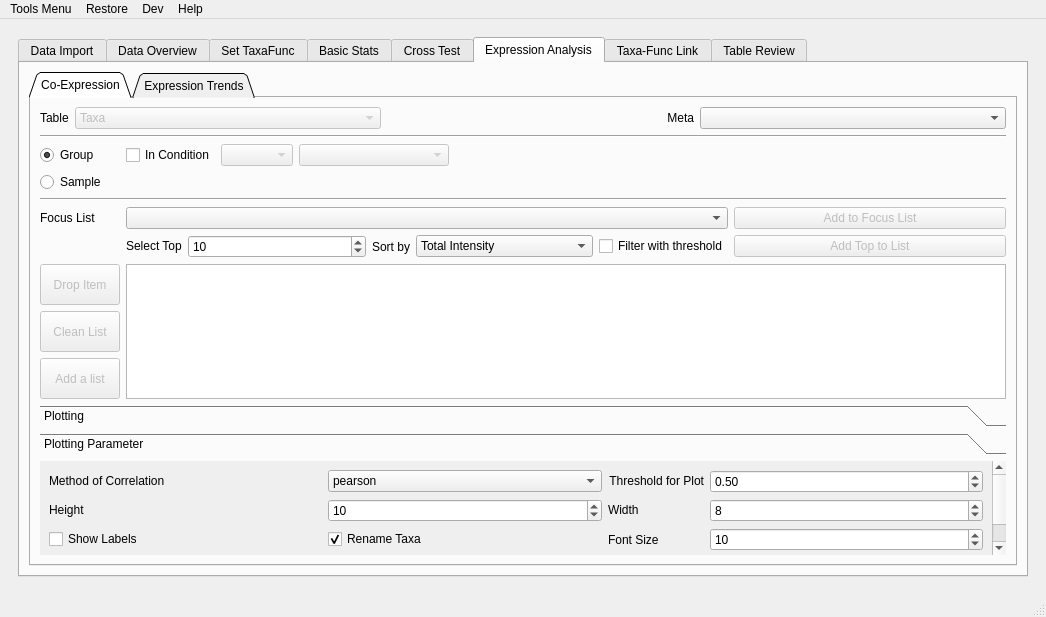
byemaxx/MetaX, file metax/gui/metax_gui/main_window.ui: the form before one commit.
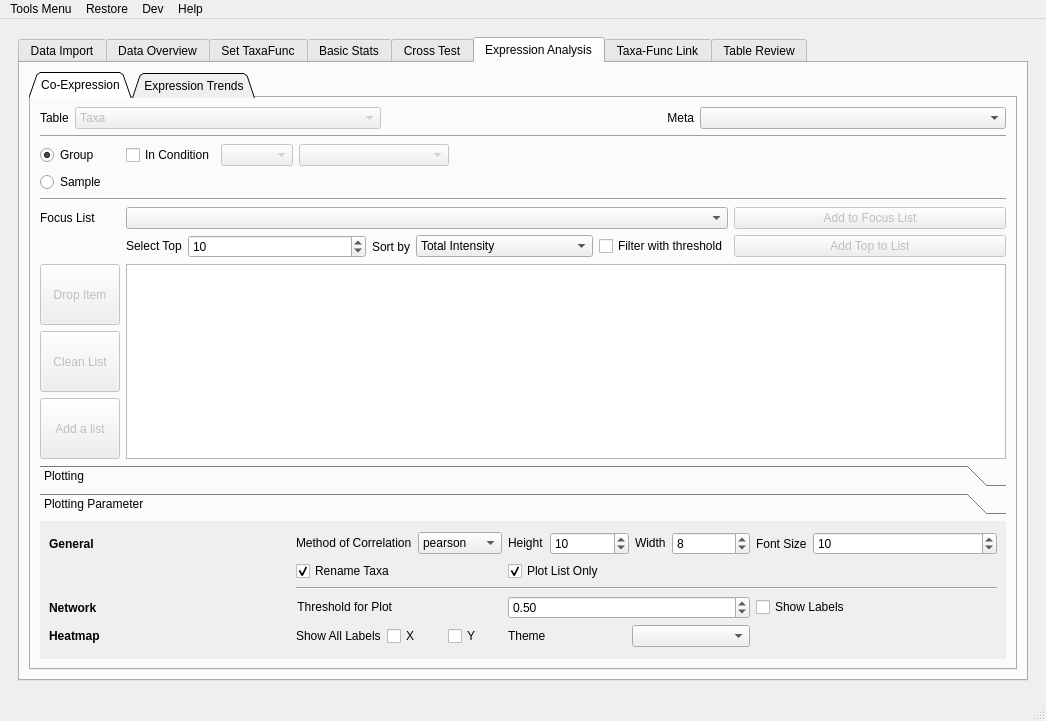
The form after the commit. The open tabs and pages were chosen to show the change.

Commit message: - New: Added a function to plot the heatmap of the correlation of the taxa, functions, taxa-functions items. - Fix: Fixed a bug of when plot the taxa-functions network. - Change: Changed the sankey plot for intensity, split samples to different groups to show.

What changed in the file:
```diff
--- a/metax/gui/metax_gui/main_window.ui
+++ b/metax/gui/metax_gui/main_window.ui
@@ -6,8 +6,8 @@
    <rect>
     <x>0</x>
     <y>0</y>
-    <width>941</width>
-    <height>617</height>
+    <width>972</width>
+    <height>721</height>
    </rect>
   </property>
   <property name="sizePolicy">
@@ -6084,8 +6084,8 @@
                     <rect>
                      <x>0</x>
                      <y>0</y>
-                     <width>360</width>
-                     <height>115</height>
+                     <width>888</width>
+                     <height>145</height>
                     </rect>
                    </property>
                    <attribute name="label">
@@ -6094,7 +6094,51 @@
                    <layout class="QGridLayout" name="gridLayout_57">
                     <item row="1" column="0">
                      <layout class="QGridLayout" name="gridLayout_58">
-                      <item row="0" column="2">
+                      <item row="4" column="1">
+                       <layout class="QHBoxLayout" name="horizontalLayout_60">
+                        <item>
+                         <widget class="QLabel" name="label_190">
+                          <property name="text">
+                           <string>Show All Labels</string>
+                          </property>
+                         </widget>
+                        </item>
+                        <item>
+                         <widget class="QCheckBox" name="checkBox_corr_hetatmap_show_all_labels_x">
+                          <property name="text">
+                           <string>X</string>
+                          </property>
+                         </widget>
+                        </item>
+                        <item>
+                         <widget class="QCheckBox" name="checkBox_corr_hetatmap_show_all_labels_y">
+                          <property name="text">
+                           <string>Y</string>
+                          </property>
+                         </widget>
+                        </item>
+                       </layout>
+                      </item>
+                      <item row="1" column="1">
+                       <widget class="QCheckBox" name="checkBox_co_expr_rename_taxa">
+                        <property name="enabled">
+                         <bool>true</bool>
+                        </property>
+                        <property name="sizePolicy">
+                         <sizepolicy hsizetype="Preferred" vsizetype="Fixed">
+                          <horstretch>0</horstretch>
+                          <verstretch>0</verstretch>
+                         </sizepolicy>
+                        </property>
+                        <property name="text">
+                         <string>Rename Taxa</string>
+                        </property>
+                        <property name="checked">
+                         <bool>true</bool>
+                        </property>
+                       </widget>
+                      </item>
+                      <item row="3" column="1">
                        <widget class="QLabel" name="label_66">
                         <property name="sizePolicy">
                          <sizepolicy hsizetype="Fixed" vsizetype="Fixed">
@@ -6111,99 +6155,100 @@
                        </widget>
                       </item>
                       <item row="0" column="1">
-                       <widget class="QComboBox" name="comboBox_co_expr_corr_method">
+                       <layout class="QHBoxLayout" name="horizontalLayout_54">
                         <item>
-                         <property name="text">
-                          <string>pearson</string>
-                         </property>
+                         <widget class="QLabel" name="label_65">
+                          <property name="sizePolicy">
+                           <sizepolicy hsizetype="Preferred" vsizetype="Fixed">
+                            <horstretch>0</horstretch>
+                            <verstretch>0</verstretch>
+                           </sizepolicy>
+                          </property>
+                          <property name="text">
+                           <string>Method of Correlation</string>
+                          </property>
+                         </widget>
                         </item>
                         <item>
-                         <property name="text">
-                          <string>spearman</string>
-                         </property>
+                         <widget class="QComboBox" name="comboBox_co_expr_corr_method">
+                          <item>
+                           <property name="text">
+                            <string>pearson</string>
+                           </property>
+                          </item>
+                          <item>
+                           <property name="text">
+                            <string>spearman</string>
+                           </property>
+                          </item>
+                         </widget>
                         </item>
-                       </widget>
-                      </item>
-                      <item row="1" column="3">
-                       <widget class="QSpinBox" name="spinBox_co_expr_height">
-                        <property name="sizePolicy">
-                         <sizepolicy hsizetype="Minimum" vsizetype="Fixed">
-                          <horstretch>0</horstretch>
-                          <verstretch>0</verstretch>
-                         </sizepolicy>
-                        </property>
-                        <property name="minimumSize">
-                         <size>
-                          <width>20</width>
-                          <height>0</height>
-                         </size>
-                        </property>
-                        <property name="minimum">
-                         <number>1</number>
-                        </property>
-                        <property name="maximum">
-                         <number>99</number>
-                        </property>
-                        <property name="singleStep">
-                         <number>1</number>
-                        </property>
-                        <property name="value">
-                         <number>8</number>
-                        </property>
-                       </widget>
-                      </item>
-                      <item row="1" column="2">
-                       <widget class="QLabel" name="label_124">
-                        <property name="sizePolicy">
-                         <sizepolicy hsizetype="Preferred" vsizetype="Fixed">
-                          <horstretch>0</horstretch>
-                          <verstretch>0</verstretch>
-                         </sizepolicy>
-                        </property>
-                        <property name="text">
-                         <string>Width</string>
-                        </property>
-                       </widget>
-                      </item>
-                      <item row="1" column="0">
-                       <widget class="QLabel" name="label_125">
-                        <property name="sizePolicy">
-                         <sizepolicy hsizetype="Preferred" vsizetype="Fixed">
-                          <horstretch>0</horstretch>
-                          <verstretch>0</verstretch>
-                         </sizepolicy>
-                        </property>
-                        <property name="text">
-                         <string>Height</string>
-                        </property>
-                       </widget>
-                      </item>
-                      <item row="1" column="1">
-                       <widget class="QSpinBox" name="spinBox_co_expr_width">
-                        <property name="sizePolicy">
-                         <sizepolicy hsizetype="Minimum" vsizetype="Fixed">
-                          <horstretch>0</horstretch>
-                          <verstretch>0</verstretch>
-                         </sizepolicy>
-                        </property>
-                        <property name="minimum">
-                         <number>1</number>
-                        </property>
-                        <property name="maximum">
-                         <number>99</number>
-                        </property>
-                        <property name="singleStep">
-                         <number>1</number>
-                        </property>
-                        <property name="value">
-                         <number>10</number>
-                        </property>
-                        <property name="displayIntegerBase">
-                         <number>10</number>
-                        </property>
-                       </widget>
+                       </layout>
                       </item>
                       <item row="0" column="3">
+                       <layout class="QHBoxLayout" name="horizontalLayout_30">
+                        <item>
+                         <widget class="QLabel" name="label_162">
+                          <property name="sizePolicy">
+                           <sizepolicy hsizetype="Fixed" vsizetype="Preferred">
+                            <horstretch>0</horstretch>
+                            <verstretch>0</verstretch>
+                           </sizepolicy>
+                          </property>
+                          <property name="text">
+                           <string>Font Size</string>
+                          </property>
+                         </widget>
+                        </item>
+                        <item>
+                         <widget class="QSpinBox" name="spinBox_co_expr_font_size">
+                          <property name="enabled">
+                           <bool>true</bool>
+                          </property>
+                          <property name="sizePolicy">
+                           <sizepolicy hsizetype="Preferred" vsizetype="Fixed">
+                            <horstretch>0</horstretch>
+                            <verstretch>0</verstretch>
+                           </sizepolicy>
+                          </property>
+                          <property name="minimum">
+                           <number>1</number>
+                          </property>
+                          <property name="value">
+                           <number>10</number>
+                          </property>
+                         </widget>
+                        </item>
+                       </layout>
+                      </item>
+                      <item row="3" column="3">
+                       <widget class="QCheckBox" name="checkBox_co_expr_show_label">
+                        <property name="sizePolicy">
+                         <sizepolicy hsizetype="Preferred" vsizetype="Fixed">
+                          <horstretch>0</horstretch>
+                          <verstretch>0</verstretch>
+                         </sizepolicy>
+                        </property>
+                        <property name="text">
+                         <string>Show Labels</string>
+                        </property>
+                       </widget>
+                      </item>
+                      <item row="4" column="2">
+                       <layout class="QHBoxLayout" name="horizontalLayout_62">
+                        <item>
+                         <widget class="QLabel" name="label_191">
+                          <property name="text">
+                           <string>Theme</string>
+                          </property>
+                         </widget>
+                        </item>
+                        <item>
+                         <widget class="QComboBox" name="comboBox_corr_hetatmap_cmap"/>
+                        </item>
+                       </layout>
+                      </item>
+                      <item row="3" column="2">
                        <widget class="QDoubleSpinBox" name="doubleSpinBox_co_expr_corr_threshold">
                         <property name="sizePolicy">
                          <sizepolicy hsizetype="Preferred" vsizetype="Fixed">
@@ -6222,88 +6267,143 @@
                         </property>
                        </widget>
                       </item>
+                      <item row="0" column="2">
+                       <layout class="QHBoxLayout" name="horizontalLayout_7">
+                        <item>
+                         <widget class="QLabel" name="label_125">
+                          <property name="sizePolicy">
+                           <sizepolicy hsizetype="Maximum" vsizetype="Fixed">
+                            <horstretch>0</horstretch>
+                            <verstretch>0</verstretch>
+                           </sizepolicy>
+                          </property>
+                          <property name="text">
+                           <string>Height</string>
+                          </property>
+                         </widget>
+                        </item>
+                        <item>
+                         <widget class="QSpinBox" name="spinBox_co_expr_width">
+                          <property name="sizePolicy">
+                           <sizepolicy hsizetype="Preferred" vsizetype="Fixed">
+                            <horstretch>0</horstretch>
+                            <verstretch>0</verstretch>
+                           </sizepolicy>
+                          </property>
+                          <property name="minimum">
+                           <number>1</number>
+                          </property>
+                          <property name="maximum">
+                           <number>99</number>
+                          </property>
+                          <property name="singleStep">
+                           <number>1</number>
+                          </property>
+                          <property name="value">
+                           <number>10</number>
+                          </property>
+                          <property name="displayIntegerBase">
+                           <number>10</number>
+                          </property>
+                         </widget>
+                        </item>
+                        <item>
+                         <widget class="QLabel" name="label_124">
+                          <property name="sizePolicy">
+                           <sizepolicy hsizetype="Maximum" vsizetype="Fixed">
+                            <horstretch>0</horstretch>
+                            <verstretch>0</verstretch>
+                           </sizepolicy>
+                          </property>
+                          <property name="text">
+                           <string>Width</string>
+                          </property>
+                         </widget>
+                        </item>
+                        <item>
+                         <widget class="QSpinBox" name="spinBox_co_expr_height">
+                          <property name="sizePolicy">
+                           <sizepolicy hsizetype="Preferred" vsizetype="Fixed">
+                            <horstretch>0</horstretch>
+                            <verstretch>0</verstretch>
+                           </sizepolicy>
+                          </property>
+                          <property name="minimumSize">
+                           <size>
+                            <width>20</width>
+                            <height>0</height>
+                           </size>
+                          </property>
+                          <property name="minimum">
+                           <number>1</number>
+                          </property>
+                          <property name="maximum">
+                           <number>99</number>
+                          </property>
+                          <property name="singleStep">
+                           <number>1</number>
+                          </property>
+                          <property name="value">
+                           <number>8</number>
+                          </property>
+                         </widget>
+                        </item>
+                       </layout>
+                      </item>
+                      <item row="4" column="0">
+                       <widget class="QLabel" name="label_189">
+                        <property name="font">
+                         <font>
+                          <weight>75</weight>
+                          <bold>true</bold>
+                         </font>
+                        </property>
+                        <property name="text">
+                         <string>Heatmap</string>
+                        </property>
+                       </widget>
+                      </item>
                       <item row="0" column="0">
-                       <widget class="QLabel" name="label_65">
-                        <property name="sizePolicy">
-                         <sizepolicy hsizetype="Preferred" vsizetype="Fixed">
-                          <horstretch>0</horstretch>
-                          <verstretch>0</verstretch>
-                         </sizepolicy>
+                       <widget class="QLabel" name="label_187">
+                        <property name="font">
+                         <font>
+                          <weight>75</weight>
+                          <bold>true</bold>
+                         </font>
                         </property>
                         <property name="text">
-                         <string>Method of Correlation</string>
-                        </property>
-                       </widget>
-                      </item>
-                      <item row="2" column="0">
-                       <widget class="QCheckBox" name="checkBox_co_expr_show_label">
-                        <property name="sizePolicy">
-                         <sizepolicy hsizetype="Preferred" vsizetype="Fixed">
-                          <horstretch>0</horstretch>
-                          <verstretch>0</verstretch>
-                         </sizepolicy>
-                        </property>
-                        <property name="text">
-                         <string>Show Labels</string>
-                        </property>
-                       </widget>
-                      </item>
-                      <item row="2" column="1">
-                       <widget class="QCheckBox" name="checkBox_co_expr_rename_taxa">
-                        <property name="enabled">
-                         <bool>true</bool>
-                        </property>
-                        <property name="sizePolicy">
-                         <sizepolicy hsizetype="Preferred" vsizetype="Fixed">
-                          <horstretch>0</horstretch>
-                          <verstretch>0</verstretch>
-                         </sizepolicy>
-                        </property>
-                        <property name="text">
-                         <string>Rename Taxa</string>
-                        </property>
-                        <property name="checked">
-                         <bool>true</bool>
-                        </property>
-                       </widget>
-                      </item>
-                      <item row="2" column="2">
-                       <widget class="QLabel" name="label_162">
-                        <property name="sizePolicy">
-                         <sizepolicy hsizetype="Preferred" vsizetype="Preferred">
-                          <horstretch>0</horstretch>
-                          <verstretch>0</verstretch>
-                         </sizepolicy>
-                        </property>
-                        <property name="text">
-                         <string>Font Size</string>
-                        </property>
-                       </widget>
-                      </item>
-                      <item row="2" column="3">
-                       <widget class="QSpinBox" name="spinBox_co_expr_font_size">
-                        <property name="enabled">
-                         <bool>true</bool>
-                        </property>
-                        <property name="sizePolicy">
-                         <sizepolicy hsizetype="Preferred" vsizetype="Fixed">
-                          <horstretch>0</horstretch>
-                          <verstretch>0</verstretch>
-                         </sizepolicy>
-                        </property>
-                        <property name="minimum">
-                         <number>1</number>
-                        </property>
-                        <property name="value">
-                         <number>10</number>
+                         <string>General</string>
                         </property>
                        </widget>
                       </item>
                       <item row="3" column="0">
+                       <widget class="QLabel" name="label_188">
+                        <property name="font">
+                         <font>
+                          <weight>75</weight>
+                          <bold>true</bold>
+                         </font>
+                        </property>
+                        <property name="text">
+                         <string>Network</string>
+                        </property>
+                       </widget>
+                      </item>
+                      <item row="1" column="2">
                        <widget class="QCheckBox" name="checkBox_co_expr_plot_list_only">
                         <property name="text">
                          <string>Plot List Only</string>
                         </property>
+                        <property name="checked">
+                         <bool>true</bool>
+                        </property>
+                       </widget>
+                      </item>
+                      <item row="2" column="1" colspan="3">
+                       <widget class="Line" name="line_30">
+                        <property name="orientation">
+                         <enum>Qt::Horizontal</enum>
+                        </property>
                        </widget>
                       </item>
                      </layout>
```
Left out of the diff: 1406 changed lines with no effect on the pictures. The commit also changes 10 other files.
